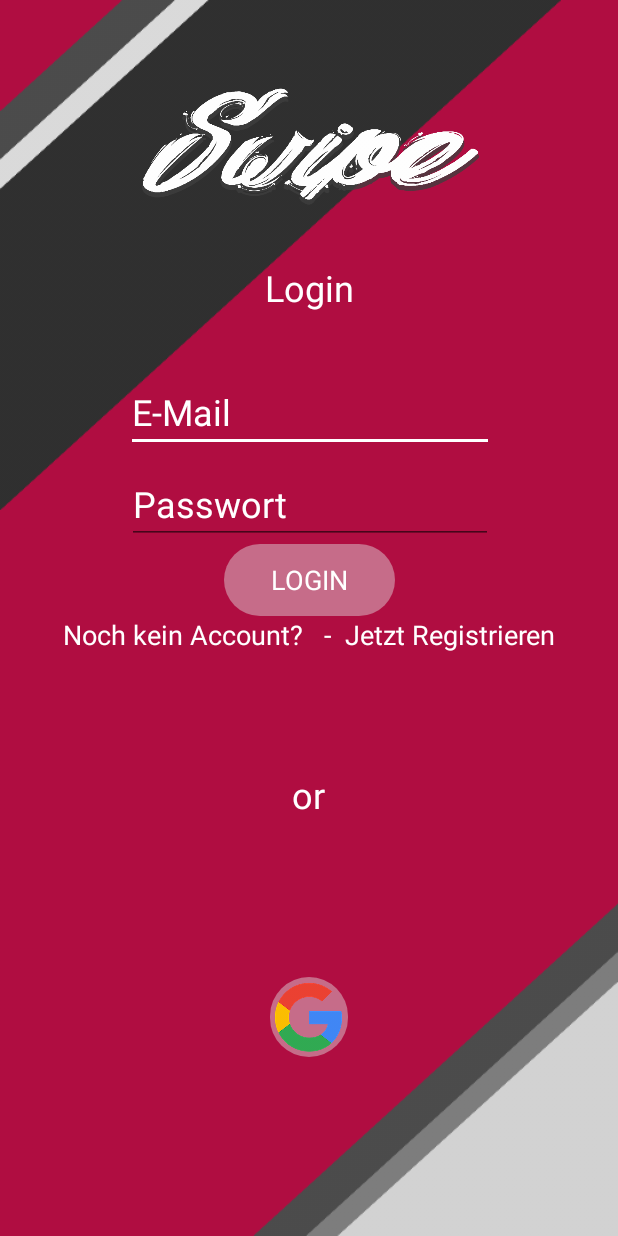
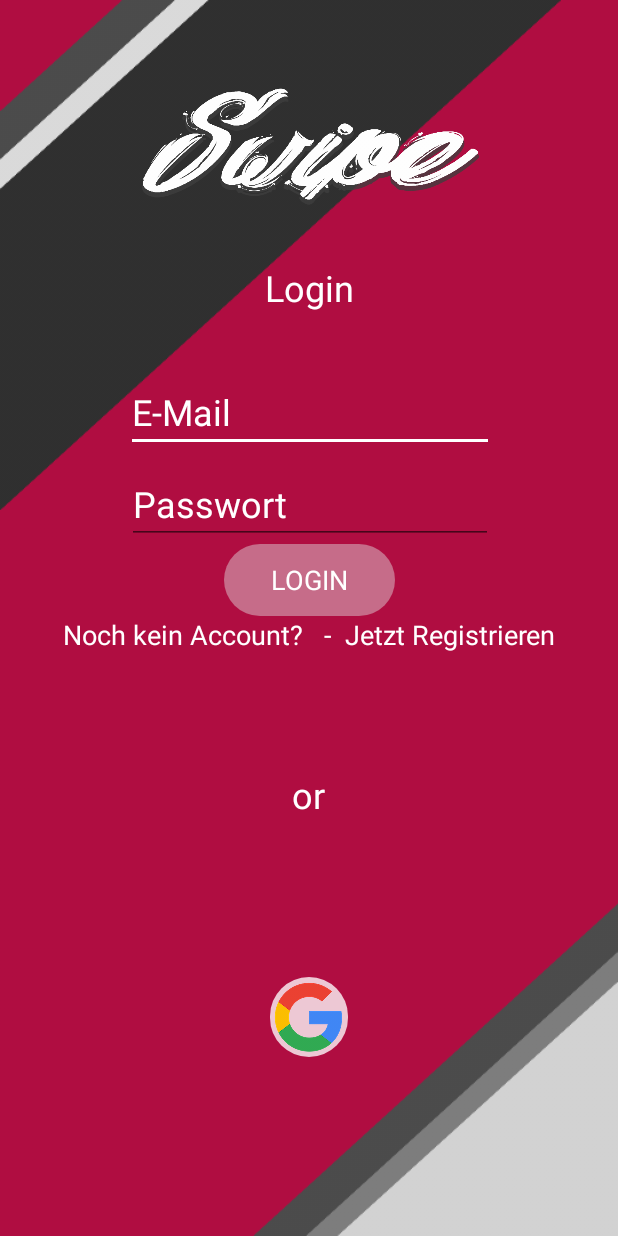
Before and after one commit to WeCyberFacility/swipe-android, an Android app: the screen it shows after launch (LogInActivity), on a phone screen of 412 x 824 dp. Run offline under Robolectric (Android 15) with nearby library versions, the phone set to English and light mode, and no system bars; our stand-ins replace Firebase (no records; nobody signed in at launch, a user with empty details on screens opened directly); Roboto replaces fonts that are not available here.

Commit message:
Metin googleUser BugFix

```diff
--- /dev/null
+++ b/app/src/main/res/drawable/shapeothercolor.xml
@@ -0,0 +1,13 @@
+<shape xmlns:android="http://schemas.android.com/apk/res/android"
+    android:shape="rectangle">
+    <gradient
+        android:startColor="#c5ffffff"
+        android:endColor="#c5ffffff"
+        android:angle="45"/>
+    <padding android:left="6dp"
+        android:top="6dp"
+        android:right="6dp"
+        android:bottom="6dp" />
+    <corners android:radius="30dp" />
+
+</shape>
--- a/app/src/main/res/layout/activity_log_in.xml
+++ b/app/src/main/res/layout/activity_log_in.xml
@@ -16,7 +16,7 @@
         android:layout_marginEnd="8dp"
         android:layout_marginStart="8dp"
         android:layout_marginTop="4dp"
-        android:background="@drawable/shape"
+        android:background="@drawable/shapeothercolor"
         android:fadingEdge="none|horizontal|vertical"
         android:src="@mipmap/logingooglebtn"
         app:layout_constraintBottom_toBottomOf="parent"
```
